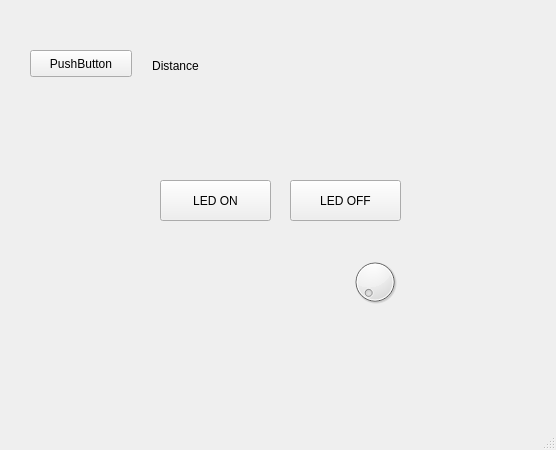
som7199/raspi-2024, file homework/homework.ui: the form before one commit.
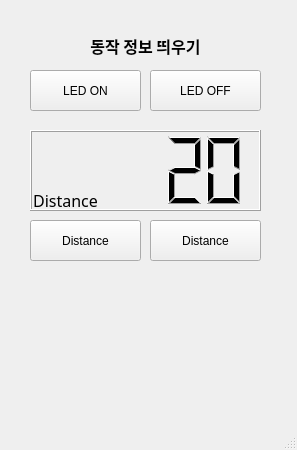
The form after the commit.

Commit message: raspi day07

```diff
--- a/homework/homework.ui
+++ b/homework/homework.ui
@@ -6,7 +6,7 @@
    <rect>
     <x>0</x>
     <y>0</y>
-    <width>556</width>
+    <width>297</width>
     <height>450</height>
    </rect>
   </property>
@@ -17,8 +17,8 @@
    <widget class="QPushButton" name="ledBtnOn">
     <property name="geometry">
      <rect>
-      <x>160</x>
-      <y>180</y>
+      <x>30</x>
+      <y>70</y>
       <width>111</width>
       <height>41</height>
      </rect>
@@ -30,8 +30,8 @@
    <widget class="QPushButton" name="ledBtnOff">
     <property name="geometry">
      <rect>
-      <x>290</x>
-      <y>180</y>
+      <x>150</x>
+      <y>70</y>
       <width>111</width>
       <height>41</height>
      </rect>
@@ -40,25 +40,25 @@
      <string>LED OFF</string>
     </property>
    </widget>
-   <widget class="QDial" name="dial">
+   <widget class="QLabel" name="label">
     <property name="geometry">
      <rect>
-      <x>350</x>
-      <y>250</y>
-      <width>50</width>
-      <height>64</height>
-     </rect>
-    </property>
-   </widget>
-   <widget class="QLabel" name="ultraLabel">
-    <property name="geometry">
-     <rect>
-      <x>140</x>
-      <y>50</y>
+      <x>30</x>
+      <y>190</y>
       <width>71</width>
-      <height>31</height>
+      <height>21</height>
      </rect>
     </property>
+    <property name="font">
+     <font>
+      <family>나눔고딕코딩</family>
+      <pointsize>12</pointsize>
+      <weight>50</weight>
+      <bold>false</bold>
+      <underline>false</underline>
+      <kerning>true</kerning>
+     </font>
+    </property>
     <property name="layoutDirection">
      <enum>Qt::LeftToRight</enum>
     </property>
@@ -72,17 +72,85 @@
      <set>Qt::AlignCenter</set>
     </property>
    </widget>
+   <widget class="QLCDNumber" name="lcdNumber">
+    <property name="geometry">
+     <rect>
+      <x>30</x>
+      <y>130</y>
+      <width>231</width>
+      <height>81</height>
+     </rect>
+    </property>
+    <property name="font">
+     <font>
+      <family>나눔고딕코딩</family>
+      <pointsize>10</pointsize>
+      <weight>75</weight>
+      <bold>true</bold>
+     </font>
+    </property>
+    <property name="smallDecimalPoint">
+     <bool>false</bool>
+    </property>
+    <property name="segmentStyle">
+     <enum>QLCDNumber::Filled</enum>
+    </property>
+    <property name="intValue" stdset="0">
+     <number>20</number>
+    </property>
+   </widget>
    <widget class="QPushButton" name="ultraBtn">
     <property name="geometry">
      <rect>
       <x>30</x>
-      <y>50</y>
-      <width>102</width>
-      <height>27</height>
+      <y>220</y>
+      <width>111</width>
+      <height>41</height>
      </rect>
     </property>
     <property name="text">
-     <string>PushButton</string>
+     <string>Distance</string>
+    </property>
+   </widget>
+   <widget class="QPushButton" name="pirBtn">
+    <property name="geometry">
+     <rect>
+      <x>150</x>
+      <y>220</y>
+      <width>111</width>
+      <height>41</height>
+     </rect>
+    </property>
+    <property name="text">
+     <string>Distance</string>
+    </property>
+   </widget>
+   <widget class="QLabel" name="label_2">
+    <property name="geometry">
+     <rect>
+      <x>30</x>
+      <y>20</y>
+      <width>231</width>
+      <height>51</height>
+     </rect>
+    </property>
+    <property name="font">
+     <font>
+      <family>나눔고딕코딩</family>
+      <pointsize>12</pointsize>
+      <weight>75</weight>
+      <bold>true</bold>
+      <kerning>true</kerning>
+     </font>
+    </property>
+    <property name="text">
+     <string>동작 정보 띄우기</string>
+    </property>
+    <property name="textFormat">
+     <enum>Qt::AutoText</enum>
+    </property>
+    <property name="alignment">
+     <set>Qt::AlignCenter</set>
     </property>
    </widget>
   </widget>
```
Left out of the diff: 4 changed lines with no effect on the pictures. The commit also changes 1 other file.
